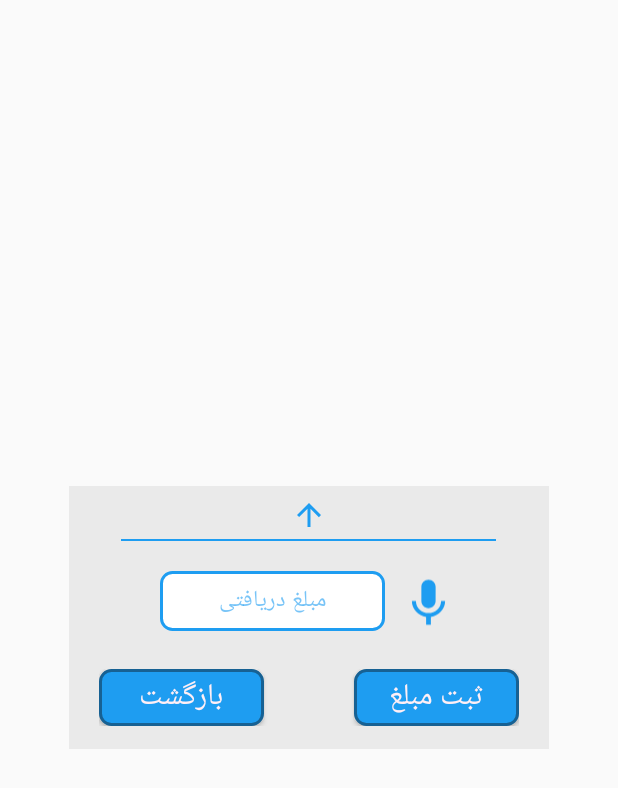
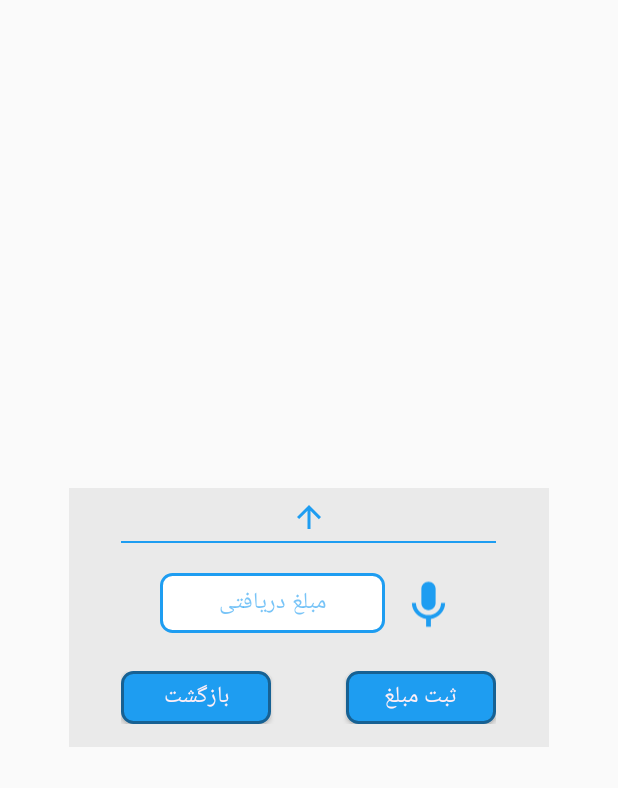
Before and after one commit to kasra-m7/TickVision, an Android app: the layout receive_dialog_layout.xml on its own in the app's theme, with its tools: preview values and no code run, on a phone screen of 412 x 824 dp. Shown: the top 788 px of the screen. Run offline under Robolectric (Android 15) with nearby library versions, the phone set to English and light mode, and no system bars.

```diff
--- a/app/src/main/res/layout/receive_dialog_layout.xml
+++ b/app/src/main/res/layout/receive_dialog_layout.xml
@@ -54,6 +54,7 @@
                 android:fontFamily="@font/iran_sans"
                 android:gravity="center"
                 android:hint="@string/receive"
+                android:textColor="@color/accentColor"
                 android:inputType="number"
                 android:textColorHint="#991E9DF1"
                 android:textCursorDrawable="@drawable/blue_cursor"
@@ -72,29 +73,29 @@
 
             <Button
                 android:id="@+id/btn_ok_receive"
-                android:layout_width="110dp"
-                android:layout_height="38dp"
+                android:layout_width="100dp"
+                android:layout_height="35dp"
                 android:layout_gravity="start"
                 android:background="@drawable/btn_background_blue"
                 android:fontFamily="@font/iran_sans_bold"
                 android:text="@string/savePrice"
                 android:textColor="@color/primaryUltraLightColor"
-                android:textSize="@dimen/btnTextSize"
+                android:textSize="@dimen/normalTextSize"
                 tools:ignore="TouchTargetSizeCheck,TextContrastCheck" />
             <View
-                android:layout_width="60dp"
+                android:layout_width="50dp"
                 android:layout_height="1dp"/>
 
             <Button
                 android:id="@+id/btn_cancel_receive"
-                android:layout_width="110dp"
-                android:layout_height="38dp"
+                android:layout_width="100dp"
+                android:layout_height="35dp"
                 android:layout_gravity="end"
                 android:background="@drawable/btn_background_blue"
                 android:fontFamily="@font/iran_sans_bold"
                 android:text="@string/cancelText"
                 android:textColor="@color/primaryUltraLightColor"
-                android:textSize="@dimen/btnTextSize"
+                android:textSize="@dimen/normalTextSize"
                 tools:ignore="TouchTargetSizeCheck,TextContrastCheck" />
 
         </LinearLayout>
```
Also changed, not shown: app/src/main/java/ir/mahchegroup/vision/MainActivity.java (+13 -9 lines), app/src/main/res/layout/payment_dialog_layout.xml (+8 -7 lines).
